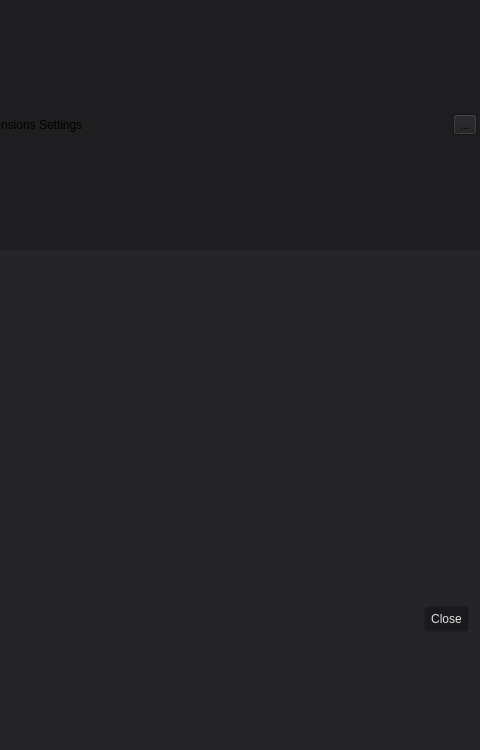
This is clo3d/ui/ExtensionsSettingsDialog.ui in e-e-m-i-l-e-e/Chrysalis as Qt 5 draws it before an edit; both pictures show x 420 to 900 and y 0 to 750 of the 900 by 750 pixel window. The edited form follows.
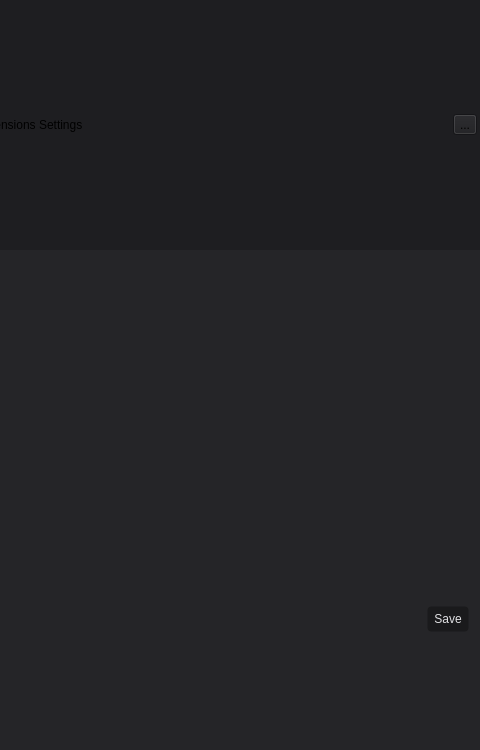
This is the edited form. Icons and pictures are not drawn. Custom widgets are drawn as their Qt base class.

What changed in the file:
```diff
--- a/clo3d/ui/ExtensionsSettingsDialog.ui
+++ b/clo3d/ui/ExtensionsSettingsDialog.ui
@@ -147,7 +147,7 @@
             </spacer>
            </item>
            <item>
-            <widget class="QToolButton" name="toolButton">
+            <widget class="QToolButton" name="close">
              <property name="enabled">
               <bool>true</bool>
              </property>
@@ -271,7 +271,7 @@
           </spacer>
          </item>
          <item>
-          <widget class="QPushButton" name="close">
+          <widget class="QPushButton" name="save">
            <property name="focusPolicy">
             <enum>Qt::NoFocus</enum>
            </property>
@@ -279,7 +279,7 @@
             <string notr="true"/>
            </property>
            <property name="text">
-            <string>Close</string>
+            <string>Save</string>
            </property>
           </widget>
          </item>
```
Left out of the diff: 24 changed lines with no effect on the pictures.
